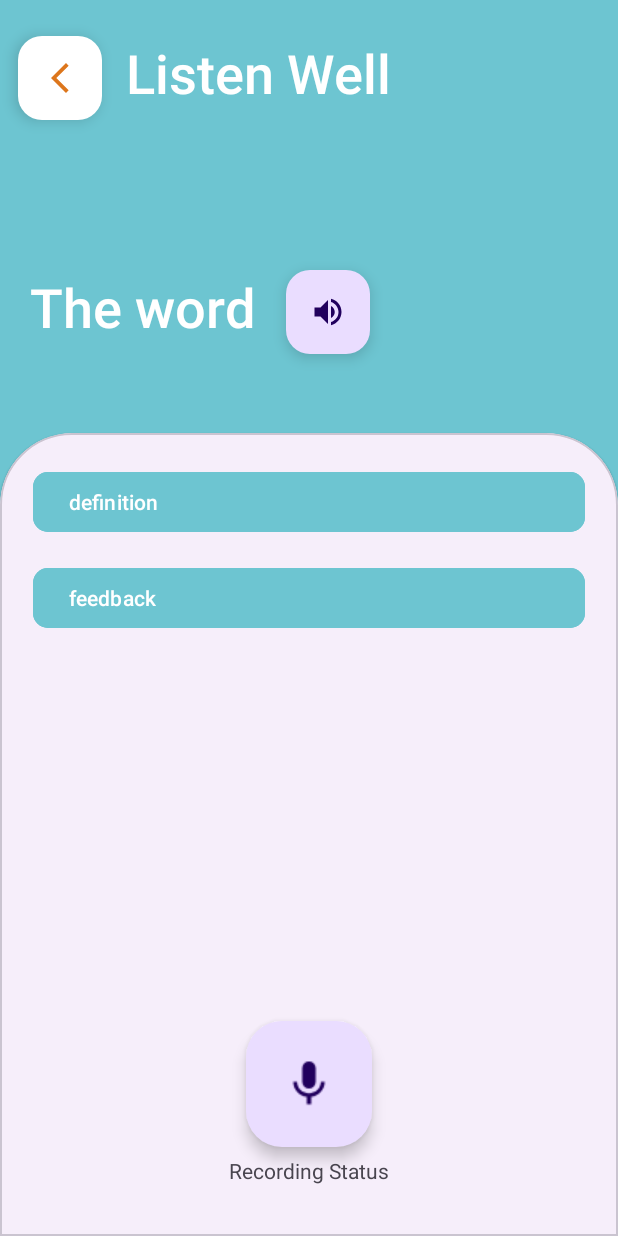
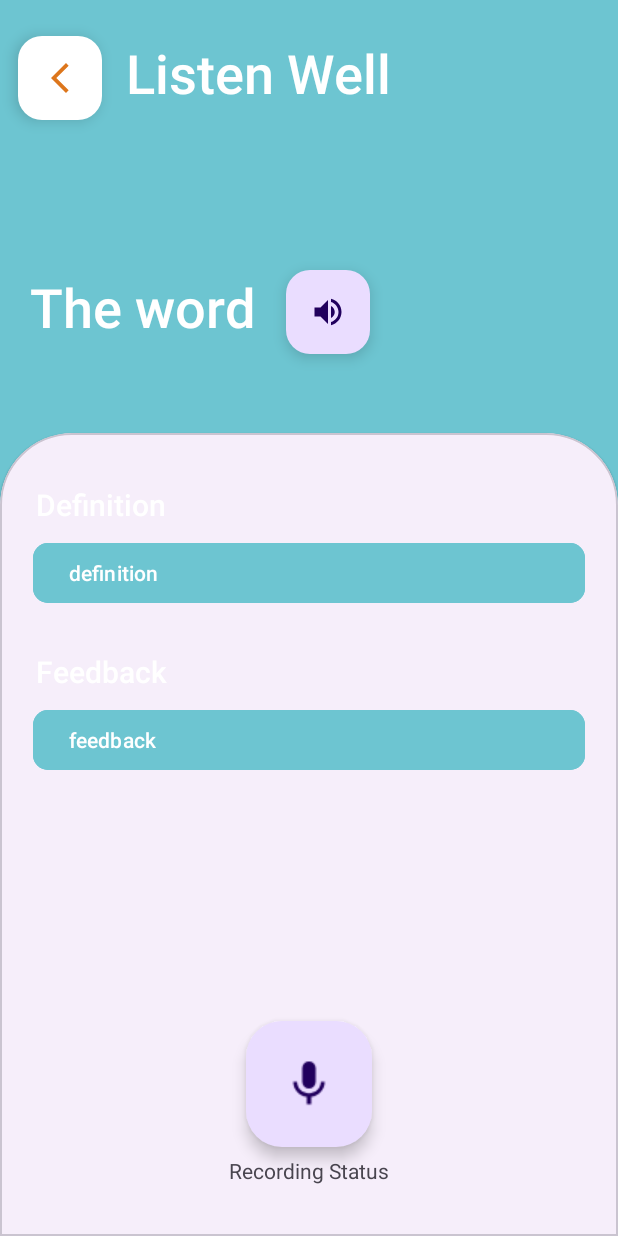
Before and after one commit to hasimiali/CapsEvan, an Android app: the Game screen opened directly, with no data from a screen before it, on a phone screen of 412 x 824 dp. Run offline under Robolectric (Android 15) with nearby library versions, the phone set to English and light mode, and no system bars.

```diff
--- a/Speaktoo/app/src/main/res/layout/game.xml
+++ b/Speaktoo/app/src/main/res/layout/game.xml
@@ -95,6 +95,19 @@
                     android:layout_height="wrap_content"
                     android:orientation="vertical">
 
+                    <TextView
+                        android:id="@+id/textDefinition"
+                        android:layout_width="match_parent"
+                        android:layout_height="wrap_content"
+                        android:layout_marginStart="10dp"
+                        android:layout_marginTop="20dp"
+                        android:fontFamily="sans-serif-medium"
+                        android:text="Definition"
+                        android:textColor="@color/white"
+                        android:textSize="20sp"
+                        app:layout_constraintStart_toStartOf="parent"
+                        app:layout_constraintTop_toBottomOf="@+id/arrowGame" />
+
                     <Button
                         android:id="@+id/definition"
                         android:layout_width="match_parent"
@@ -108,6 +121,19 @@
                         android:textAlignment="textStart"
                         android:textColorLink="@color/blue"
                         app:cornerRadius="10dp" />
+
+                    <TextView
+                        android:id="@+id/textFeedback"
+                        android:layout_width="match_parent"
+                        android:layout_height="wrap_content"
+                        android:layout_marginStart="10dp"
+                        android:layout_marginTop="20dp"
+                        android:fontFamily="sans-serif-medium"
+                        android:text="Feedback"
+                        android:textColor="@color/white"
+                        android:textSize="20sp"
+                        app:layout_constraintStart_toStartOf="parent"
+                        app:layout_constraintTop_toBottomOf="@+id/arrowGame" />
 
                     <Button
                         android:id="@+id/feedback"
```
Also changed, not shown: Speaktoo/app/src/main/java/com/example/speaktoo/pages/Game.kt (+15 -6 lines).
